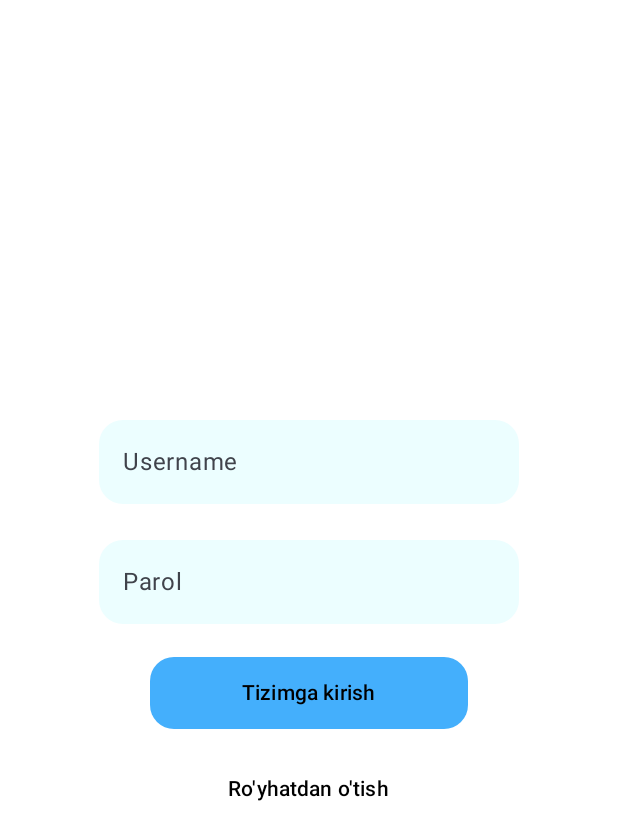
After one commit to Hasan0523/IMS-Education, an Android app built with Jetpack Compose: the LoginScreen screen opened through its navigation route, on a phone screen of 412 x 824 dp. The commit adds this screen. Shown: the top 840 px of the screen. Run offline under Robolectric (Android 15) with nearby library versions, the phone set to English and light mode, and no system bars.

Commit message:
hasan2005

```diff
--- a/app/src/main/java/com/hasan/imseducation/MainActivity.kt
+++ b/app/src/main/java/com/hasan/imseducation/MainActivity.kt
@@ -10,6 +10,7 @@ import androidx.compose.material3.Text
 import androidx.compose.runtime.Composable
 import androidx.compose.ui.Modifier
 import androidx.compose.ui.tooling.preview.Preview
+import com.hasan.imseducation.navigation.NavGraph
 import com.hasan.imseducation.ui.theme.IMSEducationTheme
 
 class MainActivity : ComponentActivity() {
@@ -22,7 +23,7 @@ class MainActivity : ComponentActivity() {
                     modifier = Modifier.fillMaxSize(),
                     color = MaterialTheme.colorScheme.background
                 ) {
-                    Greeting("Android")
+                    NavGraph()
                 }
             }
         }
--- a/app/src/main/java/com/hasan/imseducation/View/Chat.kt
+++ /dev/null
@@ -1 +0,0 @@
-package com.hasan.imseducation.View
--- a/app/src/main/java/com/hasan/imseducation/View/HometechScreen.kt
+++ /dev/null
@@ -1 +0,0 @@
-package com.hasan.imseducation.View
--- a/app/src/main/java/com/hasan/imseducation/navigation/NavGraph.kt
+++ b/app/src/main/java/com/hasan/imseducation/navigation/NavGraph.kt
@@ -1 +1,34 @@
 package com.hasan.imseducation.navigation
+
+import androidx.compose.runtime.Composable
+import androidx.navigation.NavType
+import androidx.navigation.compose.NavHost
+import androidx.navigation.compose.composable
+import androidx.navigation.compose.rememberNavController
+import androidx.navigation.navArgument
+import com.hasan.imseducation.screens.HomeScreen
+import com.hasan.imseducation.screens.LoginScreen
+import com.hasan.imseducation.screens.RegistScreen
+import com.hasan.imseducation.screens.SplashScreen
+
+@Composable
+fun NavGraph (){
+    val navController = rememberNavController()
+    NavHost(
+        navController = navController,
+        startDestination = Screens.Splash.route)
+    {
+        composable(route = Screens.Splash.route){
+            SplashScreen(navController)
+        }
+        composable(route = Screens.Home.route) {
+            HomeScreen(navController)
+        }
+        composable(route = Screens.Regist.route) {
+            RegistScreen(navController)
+        }
+       composable(route=Screens.Login.route){
+           LoginScreen(navController)
+       }
+    }
+}
--- a/app/src/main/java/com/hasan/imseducation/navigation/Screen.kt
+++ /dev/null
@@ -1,4 +0,0 @@
-package com.hasan.imseducation.navigation
-
-class Screen {
-}
--- /dev/null
+++ b/app/src/main/java/com/hasan/imseducation/screens/ChatScreen.kt
@@ -0,0 +1 @@
+package com.hasan.imseducation.screens
--- a/app/src/main/java/com/hasan/imseducation/View/HomeScreen.kt
+++ b/app/src/main/java/com/hasan/imseducation/screens/HomeScreen.kt
@@ -1,4 +1,4 @@
-package com.hasan.imseducation.View
+package com.hasan.imseducation.screens
 
 import androidx.compose.foundation.layout.Column
 import androidx.compose.runtime.Composable
--- /dev/null
+++ b/app/src/main/java/com/hasan/imseducation/screens/HometechScreen.kt
@@ -0,0 +1 @@
+package com.hasan.imseducation.screens
--- /dev/null
+++ b/app/src/main/java/com/hasan/imseducation/screens/LoginScreen.kt
@@ -0,0 +1,115 @@
+package com.hasan.imseducation.screens
+
+import android.widget.Toast
+import androidx.compose.foundation.background
+import androidx.compose.foundation.layout.Arrangement
+import androidx.compose.foundation.layout.Column
+import androidx.compose.foundation.layout.fillMaxSize
+import androidx.compose.foundation.layout.fillMaxWidth
+import androidx.compose.foundation.layout.padding
+import androidx.compose.foundation.rememberScrollState
+import androidx.compose.foundation.shape.RoundedCornerShape
+import androidx.compose.foundation.verticalScroll
+import androidx.compose.material3.Button
+import androidx.compose.material3.ButtonDefaults
+import androidx.compose.material3.ExperimentalMaterial3Api
+import androidx.compose.material3.Text
+import androidx.compose.material3.TextField
+import androidx.compose.material3.TextFieldDefaults
+import androidx.compose.runtime.Composable
+import androidx.compose.runtime.mutableStateOf
+import androidx.compose.runtime.remember
+import androidx.compose.ui.Alignment
+import androidx.compose.ui.Modifier
+import androidx.compose.ui.graphics.Color
+import androidx.compose.ui.platform.LocalContext
+import androidx.compose.ui.res.colorResource
+import androidx.compose.ui.text.TextStyle
+import androidx.compose.ui.tooling.preview.Preview
+import androidx.compose.ui.unit.dp
+import androidx.compose.ui.unit.sp
+import androidx.navigation.NavController
+import androidx.navigation.compose.rememberNavController
+import com.hasan.imseducation.R
+import com.hasan.imseducation.navigation.Screens
+import com.hasan.imseducation.ui.theme.ButtonColor
+import com.hasan.imseducation.ui.theme.background
+
+@Preview
+@Composable
+fun loginprw() {
+    LoginScreen(navController = rememberNavController())
+}
+@OptIn(ExperimentalMaterial3Api::class)
+@Composable
+fun LoginScreen(navController: NavController) {
+    val context = LocalContext.current
+    val username = remember { mutableStateOf("") }
+    val password = remember { mutableStateOf("") }
+    Column(
+        modifier = Modifier
+            .fillMaxSize()
+            .verticalScroll(rememberScrollState())
+            .background(background),
+        horizontalAlignment = Alignment.CenterHorizontally, verticalArrangement = Arrangement.Center
+    ) {
+
+        TextField(modifier = Modifier.padding(12.dp),
+            shape = RoundedCornerShape(16.dp),
+            colors = TextFieldDefaults.textFieldColors(
+
+                containerColor = Color(android.graphics.Color.parseColor("#ECFEFF")),
+                focusedIndicatorColor = Color.Transparent,
+                unfocusedIndicatorColor = Color.Transparent,
+            ),
+            textStyle = TextStyle(color = Color.Black),
+            value = username.value,
+
+            onValueChange = { username.value = it },
+            label = { Text("Username") })
+
+        TextField(modifier = Modifier.padding(12.dp),
+            colors = TextFieldDefaults.textFieldColors(
+
+                containerColor = Color(android.graphics.Color.parseColor("#ECFEFF")),
+                focusedIndicatorColor = Color.Transparent,
+                unfocusedIndicatorColor = Color.Transparent,
+            ),
+            textStyle = TextStyle(color = Color.Black),
+            value = password.value,
+            shape = RoundedCornerShape(16.dp),
+            onValueChange = { password.value = it },
+            label = { Text("Parol") })
+
+        Button(
+            onClick = {}, modifier = Modifier
+                .fillMaxWidth()
+                .padding(horizontal = 100.dp, vertical = 10.dp),
+            shape = RoundedCornerShape(16.dp),
+            colors = ButtonDefaults.buttonColors(containerColor = ButtonColor)
+
+        ) {
+            Text(
+                text = "Tizimga kirish",
+                modifier = Modifier.padding(6.dp),
+                color = Color.Black,
+                fontSize = 14.sp
+            )
+        }
+        Button(
+            onClick = { navController.navigate(Screens.Regist.route) }, modifier = Modifier
+                .fillMaxWidth()
+                .padding(horizontal = 100.dp, vertical = 6.dp),
+            shape = RoundedCornerShape(16.dp),
+            colors = ButtonDefaults.buttonColors(containerColor = Color.White)
+
+        ) {
+            Text(
+                text = "Ro'yhatdan o'tish",
+                modifier = Modifier.padding(6.dp),
+                color = Color.Black,
+                fontSize = 14.sp
+            )
+        }
+    }
+}
--- a/app/src/main/java/com/hasan/imseducation/ui/theme/Color.kt
+++ b/app/src/main/java/com/hasan/imseducation/ui/theme/Color.kt
@@ -6,6 +6,8 @@ val Purple80 = Color(0xFFD0BCFF)
 val PurpleGrey80 = Color(0xFFCCC2DC)
 val Pink80 = Color(0xFFEFB8C8)
 val ButtonColor = Color(0xFF44AFFC)
+val Black= Color(0xFF000000)
+val background= Color(0xFFFFFFFF)
 
 val Purple40 = Color(0xFF6650a4)
 val PurpleGrey40 = Color(0xFF625b71)
```
Also changed, not shown: app/src/main/java/com/hasan/imseducation/View/RegistScreen.kt (deleted, +0 -67 lines), app/src/main/java/com/hasan/imseducation/api/Firebase.kt (added, +211 -0 lines), app/src/main/java/com/hasan/imseducation/api/SharedHelper.kt (added, +28 -0 lines), app/src/main/java/com/hasan/imseducation/navigation/Screens.kt (added, +11 -0 lines), app/src/main/java/com/hasan/imseducation/screens/RegistScreen.kt (added, +149 -0 lines), app/src/main/java/com/hasan/imseducation/screens/SplashScreen.kt (renamed from app/src/main/java/com/hasan/imseducation/View/SplashScreen.kt, +1 -16 lines).
